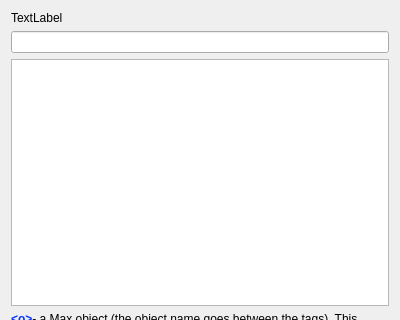
Before: the Qt Designer form source/HelpForMax/Patch/DigestWidget.ui in xavierxeon-music/WaMaxPackage, drawn with Qt 5; both pictures show x 0 to 400 and y 0 to 320 of the 400 by 521 pixel window.
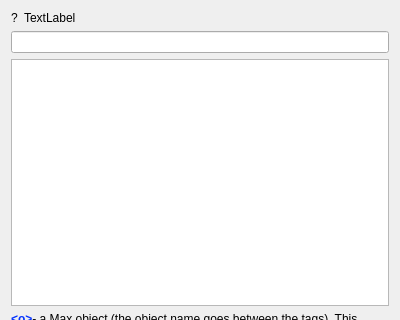
After: the same form once the commit is applied.

Commit message: icons for patch parts

```diff
--- a/source/HelpForMax/Patch/DigestWidget.ui
+++ b/source/HelpForMax/Patch/DigestWidget.ui
@@ -13,21 +13,34 @@
   <property name="windowTitle">
    <string>Form</string>
   </property>
-  <layout class="QVBoxLayout" name="verticalLayout">
-   <item>
+  <layout class="QGridLayout" name="gridLayout">
+   <item row="0" column="0">
+    <widget class="QLabel" name="topicIcon">
+     <property name="text">
+      <string>?</string>
+     </property>
+    </widget>
+   </item>
+   <item row="0" column="1">
     <widget class="QLabel" name="topicInfo">
+     <property name="sizePolicy">
+      <sizepolicy hsizetype="MinimumExpanding" vsizetype="Preferred">
+       <horstretch>0</horstretch>
+       <verstretch>0</verstretch>
+      </sizepolicy>
+     </property>
      <property name="text">
       <string>TextLabel</string>
      </property>
     </widget>
    </item>
-   <item>
+   <item row="1" column="0" colspan="2">
     <widget class="QLineEdit" name="digestEdit"/>
    </item>
-   <item>
+   <item row="2" column="0" colspan="2">
     <widget class="QTextEdit" name="descriptionEdit"/>
    </item>
-   <item>
+   <item row="3" column="0" colspan="2">
     <widget class="QLabel" name="syntaxInfo">
      <property name="text">
       <string>&lt;html&gt;&lt;head/&gt;&lt;body&gt;&lt;p&gt;&lt;span style=&quot; font-family:'Monaco','monospace'; font-weight:700; color:#0433ff;&quot;&gt;&amp;lt;o&amp;gt;&lt;/span&gt;&lt;span style=&quot; font-family:'Lato','sans-serif'; color:#000000;&quot;&gt;- a Max object (the object name goes between the tags). This creates an automatic link to that object's documentation. &lt;/span&gt;&lt;/p&gt;&lt;p&gt;&lt;span style=&quot; font-family:'Monaco','monospace'; font-weight:700; color:#0433ff;&quot;&gt;&amp;lt;m&amp;gt;&lt;/span&gt;&lt;span style=&quot; font-family:'Lato','sans-serif'; color:#000000;&quot;&gt; - any message sent in Max (not necessary in a message box -- essentially input and output from objects)&lt;/span&gt;&lt;/p&gt;&lt;p&gt;&lt;span style=&quot; font-family:'Monaco','monospace'; font-weight:700; color:#0433ff;&quot;&gt;&amp;lt;at&amp;gt;&lt;/span&gt;&lt;span style=&quot; font-family:'Lato','sans-serif'; color:#000000;&quot;&gt;- a Max object attribute&lt;/span&gt;&lt;/p&gt;&lt;p&gt;&lt;span style=&quot; font-family:'Monaco','monospace'; font-weight:700; color:#0433ff;&quot;&gt;&amp;lt;ar&amp;gt;&lt;/span&gt;&lt;span style=&quot; font-family:'Lato','sans-serif'; color:#000000;&quot;&gt; - a Max argument (object argument)&lt;/span&gt;&lt;/p&gt;&lt;p&gt;&lt;span style=&quot; font-family:'Monaco','monospace'; font-weight:700; color:#0433ff;&quot;&gt;&amp;lt;b&amp;gt;&lt;/span&gt;&lt;span style=&quot; font-family:'Lato','sans-serif'; color:#000000;&quot;&gt;- standard HTML bold (available, but not recommended)&lt;/span&gt;&lt;/p&gt;&lt;p&gt;&lt;span style=&quot; font-family:'Monaco','monospace'; font-weight:700; color:#0433ff;&quot;&gt;&amp;lt;u&amp;gt;&lt;/span&gt;&lt;span style=&quot; font-family:'Lato','sans-serif'; color:#000000;&quot;&gt; - standard HTML underline (available, but not recommended)&lt;/span&gt;&lt;/p&gt;&lt;p&gt;&lt;span style=&quot; font-family:'Monaco','monospace'; font-weight:700; color:#0433ff;&quot;&gt;&amp;lt;i&amp;gt;&lt;/span&gt;&lt;span style=&quot; font-family:'Lato','sans-serif'; color:#000000;&quot;&gt; - standard HTML italics (available, but not recommended)&lt;/span&gt;&lt;/p&gt;&lt;/body&gt;&lt;/html&gt;</string>
```
The commit also changes 15 other files.
